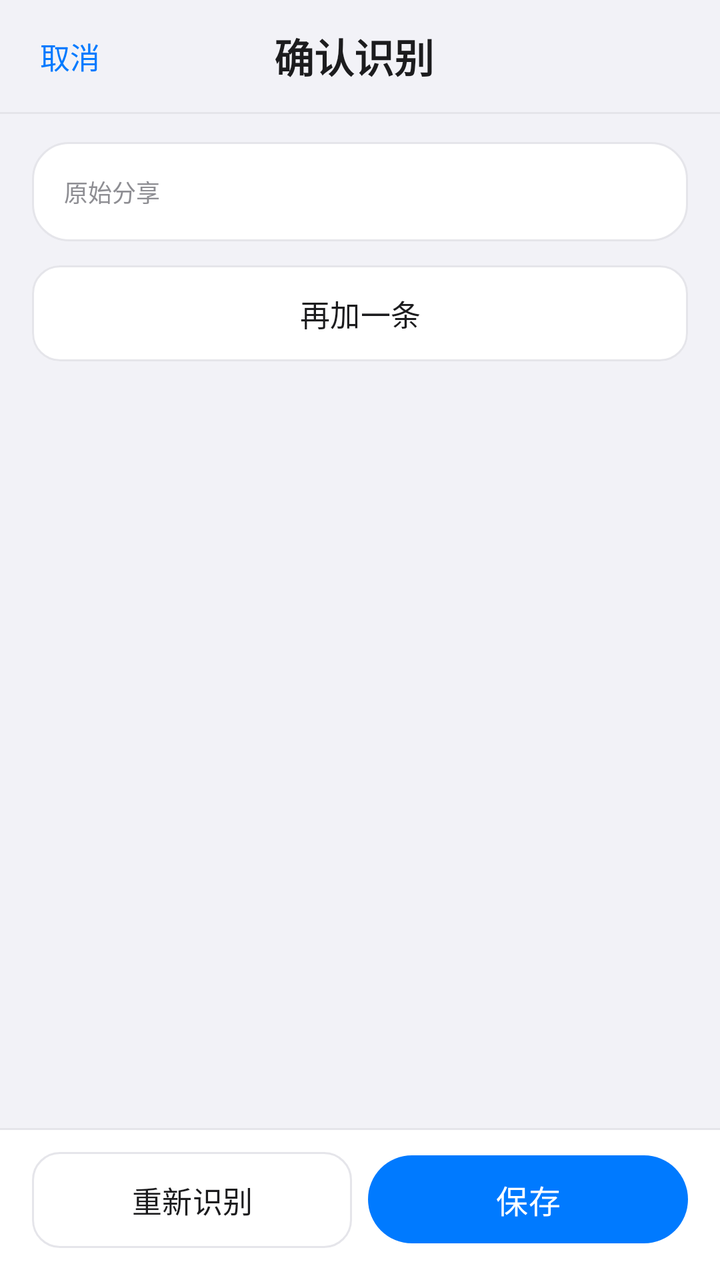
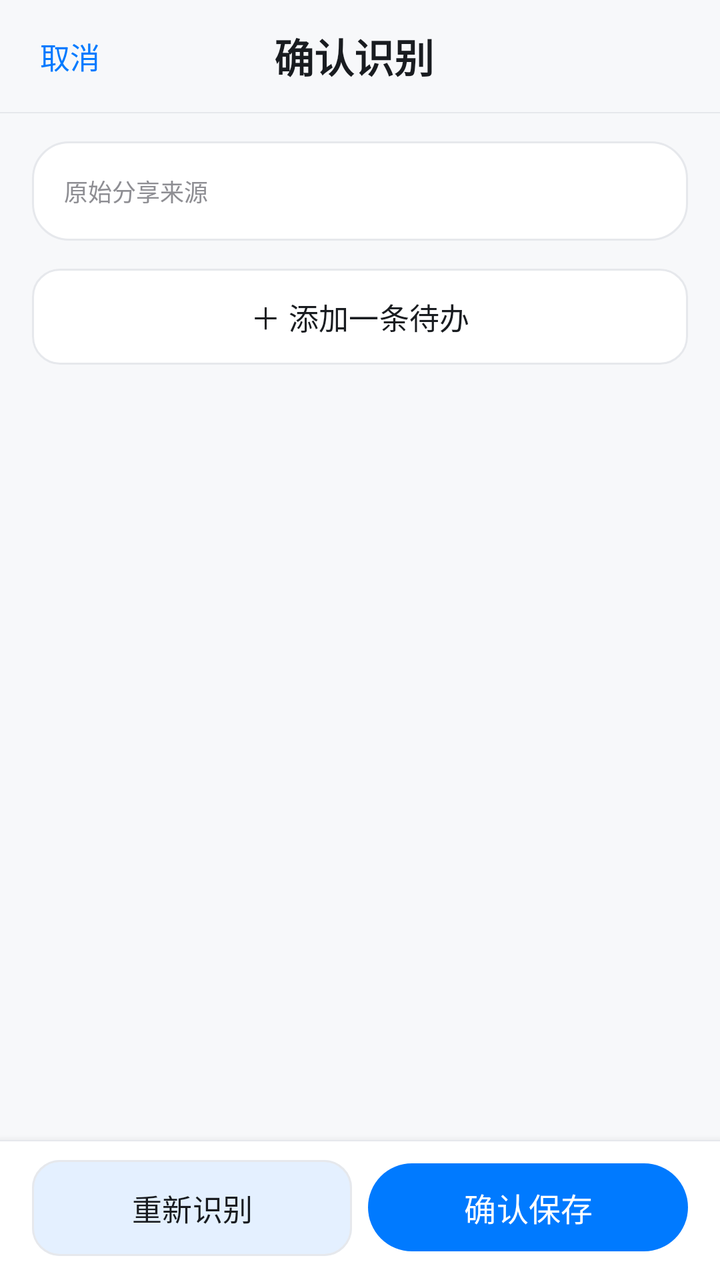

Screens rendered from an Android XML layout before and after an edit, with the pre-edit source and the edit as a unified diff.
<!-- AndroidManifest.xml: application theme Theme.Shiban -->
<!-- res/layout/activity_review.xml -->
<?xml version="1.0" encoding="utf-8"?>
<LinearLayout xmlns:android="http://schemas.android.com/apk/res/android"
    android:layout_width="match_parent"
    android:layout_height="match_parent"
    android:background="@color/paper"
    android:fitsSystemWindows="true"
    android:orientation="vertical">

    <LinearLayout
        android:layout_width="match_parent"
        android:layout_height="56dp"
        android:gravity="center_vertical"
        android:orientation="horizontal"
        android:paddingLeft="8dp"
        android:paddingRight="16dp">

        <TextView
            android:id="@+id/cancel"
            style="@style/ShibanBack"
            android:text="取消" />

        <TextView
            android:id="@+id/title"
            style="@style/ShibanTitle"
            android:layout_width="0dp"
            android:layout_height="wrap_content"
            android:layout_weight="1"
            android:gravity="center"
            android:text="确认识别" />

        <View
            android:layout_width="52dp"
            android:layout_height="1dp" />
    </LinearLayout>

    <View
        android:layout_width="match_parent"
        android:layout_height="1dp"
        android:background="@color/line" />

    <ScrollView
        android:id="@+id/scroll"
        android:layout_width="match_parent"
        android:layout_height="0dp"
        android:layout_weight="1"
        android:fillViewport="true">

        <LinearLayout
            android:layout_width="match_parent"
            android:layout_height="wrap_content"
            android:orientation="vertical"
            android:paddingLeft="16dp"
            android:paddingTop="14dp"
            android:paddingRight="16dp"
            android:paddingBottom="20dp">

            <LinearLayout
                android:id="@+id/sourceCard"
                android:layout_width="match_parent"
                android:layout_height="wrap_content"
                android:background="@drawable/bg_card"
                android:orientation="vertical"
                android:padding="16dp">

                <TextView
                    android:layout_width="wrap_content"
                    android:layout_height="wrap_content"
                    android:text="原始分享"
                    android:textColor="@color/muted"
                    android:textSize="12sp" />

                <HorizontalScrollView
                    android:id="@+id/imageScroll"
                    android:layout_width="match_parent"
                    android:layout_height="wrap_content"
                    android:layout_marginTop="10dp"
                    android:scrollbars="none"
                    android:visibility="gone">

                    <LinearLayout
                        android:id="@+id/imageRow"
                        android:layout_width="wrap_content"
                        android:layout_height="wrap_content"
                        android:orientation="horizontal" />
                </HorizontalScrollView>

                <TextView
                    android:id="@+id/sourceText"
                    android:layout_width="match_parent"
                    android:layout_height="wrap_content"
                    android:layout_marginTop="8dp"
                    android:ellipsize="end"
                    android:lineSpacingExtra="3dp"
                    android:maxLines="6"
                    android:textColor="@color/ink"
                    android:textSize="14sp"
                    android:visibility="gone" />
            </LinearLayout>

            <LinearLayout
                android:id="@+id/loading"
                android:layout_width="match_parent"
                android:layout_height="wrap_content"
                android:layout_marginTop="14dp"
                android:background="@drawable/bg_card"
                android:gravity="center_horizontal"
                android:orientation="vertical"
                android:padding="22dp"
                android:visibility="gone">

                <ProgressBar
                    android:layout_width="wrap_content"
                    android:layout_height="wrap_content" />

                <TextView
                    android:id="@+id/loadingText"
                    android:layout_width="match_parent"
                    android:layout_height="wrap_content"
                    android:layout_marginTop="12dp"
                    android:gravity="center"
                    android:text="正在识别…"
                    android:textColor="@color/ink"
                    android:textSize="16sp"
                    android:textStyle="bold" />

                <TextView
                    android:layout_width="match_parent"
                    android:layout_height="wrap_content"
                    android:layout_marginTop="6dp"
                    android:gravity="center"
                    android:lineSpacingExtra="2dp"
                    android:text="请留在这个页面。看图时可能要几十秒。"
                    android:textColor="@color/muted"
                    android:textSize="13sp" />
            </LinearLayout>

            <TextView
                android:id="@+id/status"
                android:layout_width="match_parent"
                android:layout_height="wrap_content"
                android:layout_marginTop="14dp"
                android:lineSpacingExtra="2dp"
                android:textColor="@color/ink"
                android:textSize="14sp"
                android:visibility="gone" />

            <TextView
                android:id="@+id/error"
                android:layout_width="match_parent"
                android:layout_height="wrap_content"
                android:layout_marginTop="10dp"
                android:background="@drawable/bg_error"
                android:lineSpacingExtra="2dp"
                android:padding="14dp"
                android:textColor="@color/seal_dark"
                android:textSize="13sp"
                android:visibility="gone" />

            <LinearLayout
                android:id="@+id/cards"
                android:layout_width="match_parent"
                android:layout_height="wrap_content"
                android:orientation="vertical" />

            <com.google.android.material.button.MaterialButton
                android:id="@+id/addItem"
                style="@style/Widget.Shiban.Button.Outlined"
                android:layout_width="match_parent"
                android:layout_height="wrap_content"
                android:layout_marginTop="12dp"
                android:text="再加一条" />

            <com.google.android.material.button.MaterialButton
                android:id="@+id/openSettings"
                style="@style/Widget.Shiban.Button.Text"
                android:layout_width="match_parent"
                android:layout_height="wrap_content"
                android:text="去登录"
                android:visibility="gone" />
        </LinearLayout>
    </ScrollView>

    <LinearLayout
        android:layout_width="match_parent"
        android:layout_height="wrap_content"
        android:background="@drawable/bg_bottom"
        android:orientation="horizontal"
        android:paddingLeft="16dp"
        android:paddingTop="12dp"
        android:paddingRight="16dp"
        android:paddingBottom="16dp">

        <com.google.android.material.button.MaterialButton
            android:id="@+id/reparse"
            style="@style/Widget.Shiban.Button.Outlined"
            android:layout_width="0dp"
            android:layout_height="wrap_content"
            android:layout_marginRight="8dp"
            android:layout_weight="1"
            android:text="重新识别" />

        <com.google.android.material.button.MaterialButton
            android:id="@+id/save"
            style="@style/Widget.Shiban.Button"
            android:layout_width="0dp"
            android:layout_height="wrap_content"
            android:layout_weight="1"
            android:text="保存" />
    </LinearLayout>
</LinearLayout>
<!-- resources referenced by this layout -->
<resources>
  <color name="ink">#1C1C1E</color>
  <color name="line">#E5E5EA</color>
  <color name="muted">#8E8E93</color>
  <color name="paper">#F2F2F7</color>
  <color name="seal_dark">#007AFF</color>
  <!-- drawable bg_bottom (drawable) -->
  <?xml version="1.0" encoding="utf-8"?>
  <layer-list xmlns:android="http://schemas.android.com/apk/res/android">
      <item>
          <shape>
              <solid android:color="@color/line" />
          </shape>
      </item>
      <item android:top="1dp">
          <shape>
              <solid android:color="@color/card" />
          </shape>
      </item>
  </layer-list>
  <!-- drawable bg_card (drawable) -->
  <?xml version="1.0" encoding="utf-8"?>
  <shape xmlns:android="http://schemas.android.com/apk/res/android">
      <solid android:color="@color/card" />
      <stroke
          android:width="1dp"
          android:color="@color/line" />
      <corners android:radius="18dp" />
  </shape>
  <!-- drawable bg_error (drawable) -->
  <?xml version="1.0" encoding="utf-8"?>
  <shape xmlns:android="http://schemas.android.com/apk/res/android">
      <solid android:color="#F8F1F0" />
      <corners android:radius="14dp" />
  </shape>
  <style name="ShibanBack">
          <item name="android:layout_width">wrap_content</item>
          <item name="android:layout_height">40dp</item>
          <item name="android:gravity">center</item>
          <item name="android:paddingLeft">12dp</item>
          <item name="android:paddingRight">12dp</item>
          <item name="android:textColor">@color/seal</item>
          <item name="android:textSize">15sp</item>
          <item name="android:background">?attr/selectableItemBackgroundBorderless</item>
      </style>
  <style name="ShibanTitle">
          <item name="android:textColor">@color/ink</item>
          <item name="android:textSize">20sp</item>
          <item name="android:textStyle">bold</item>
          <item name="android:fontFamily">sans-serif-medium</item>
      </style>
  <style name="Widget.Shiban.Button" parent="Widget.Material3.Button">
          <item name="cornerRadius">22dp</item>
          <item name="android:textAllCaps">false</item>
          <item name="android:textSize">16sp</item>
          <item name="android:minHeight">44dp</item>
          <item name="android:insetTop">0dp</item>
          <item name="android:insetBottom">0dp</item>
          <item name="backgroundTint">@color/seal</item>
          <item name="android:textColor">@color/card</item>
          <item name="elevation">0dp</item>
          <item name="android:stateListAnimator">@null</item>
      </style>
  <style name="Widget.Shiban.Button.Outlined" parent="Widget.Material3.Button.OutlinedButton">
          <item name="cornerRadius">14dp</item>
          <item name="android:textAllCaps">false</item>
          <item name="android:textSize">15sp</item>
          <item name="android:minHeight">48dp</item>
          <item name="android:insetTop">0dp</item>
          <item name="android:insetBottom">0dp</item>
          <item name="strokeColor">@color/line</item>
          <item name="strokeWidth">1dp</item>
          <item name="android:textColor">@color/ink</item>
          <item name="backgroundTint">@color/card</item>
          <item name="elevation">0dp</item>
      </style>
  <style name="Widget.Shiban.Button.Text" parent="Widget.Material3.Button.TextButton">
          <item name="android:textAllCaps">false</item>
          <item name="android:textColor">@color/seal</item>
          <item name="android:textSize">14sp</item>
          <item name="android:minHeight">44dp</item>
          <item name="android:insetTop">0dp</item>
          <item name="android:insetBottom">0dp</item>
      </style>
  <color name="card">#FFFFFF</color>
  <color name="seal">#007AFF</color>
  <color name="moss">#3E6B54</color>
  <!-- unchanged entries left out for length: 1 -->
</resources>

<!-- the commit's change to res/layout/activity_review.xml (unified diff, before → after) -->
@@ -6,6 +6,7 @@
     android:fitsSystemWindows="true"
     android:orientation="vertical">
 
+    
     <LinearLayout
         android:layout_width="match_parent"
         android:layout_height="56dp"
@@ -35,7 +36,7 @@
 
     <View
         android:layout_width="match_parent"
-        android:layout_height="1dp"
+        android:layout_height="0.8dp"
         android:background="@color/line" />
 
     <ScrollView
@@ -43,7 +44,8 @@
         android:layout_width="match_parent"
         android:layout_height="0dp"
         android:layout_weight="1"
-        android:fillViewport="true">
+        android:fillViewport="true"
+        android:overScrollMode="never">
 
         <LinearLayout
             android:layout_width="match_parent"
@@ -52,8 +54,9 @@
             android:paddingLeft="16dp"
             android:paddingTop="14dp"
             android:paddingRight="16dp"
-            android:paddingBottom="20dp">
-
+            android:paddingBottom="24dp">
+
+            
             <LinearLayout
                 android:id="@+id/sourceCard"
                 android:layout_width="match_parent"
@@ -63,11 +66,9 @@
                 android:padding="16dp">
 
                 <TextView
-                    android:layout_width="wrap_content"
-                    android:layout_height="wrap_content"
-                    android:text="原始分享"
-                    android:textColor="@color/muted"
-                    android:textSize="12sp" />
+                    style="@style/ShibanLabel"
+                    android:layout_marginTop="0dp"
+                    android:text="原始分享来源" />
 
                 <HorizontalScrollView
                     android:id="@+id/imageScroll"
@@ -97,6 +98,7 @@
                     android:visibility="gone" />
             </LinearLayout>
 
+            
             <LinearLayout
                 android:id="@+id/loading"
                 android:layout_width="match_parent"
@@ -105,20 +107,22 @@
                 android:background="@drawable/bg_card"
                 android:gravity="center_horizontal"
                 android:orientation="vertical"
-                android:padding="22dp"
+                android:padding="28dp"
                 android:visibility="gone">
 
                 <ProgressBar
-                    android:layout_width="wrap_content"
-                    android:layout_height="wrap_content" />
+                    android:layout_width="36dp"
+                    android:layout_height="36dp"
+                    android:indeterminateTint="@color/seal" />
 
                 <TextView
                     android:id="@+id/loadingText"
                     android:layout_width="match_parent"
                     android:layout_height="wrap_content"
-                    android:layout_marginTop="12dp"
+                    android:layout_marginTop="16dp"
+                    android:fontFamily="sans-serif-medium"
                     android:gravity="center"
-                    android:text="正在识别…"
+                    android:text="正在智能识别待办…"
                     android:textColor="@color/ink"
                     android:textSize="16sp"
                     android:textStyle="bold" />
@@ -129,7 +133,7 @@
                     android:layout_marginTop="6dp"
                     android:gravity="center"
                     android:lineSpacingExtra="2dp"
-                    android:text="请留在这个页面。看图时可能要几十秒。"
+                    android:text="大模型正在分析时间、地点与事项内容，请稍候…"
                     android:textColor="@color/muted"
                     android:textSize="13sp" />
             </LinearLayout>
@@ -149,13 +153,14 @@
                 android:layout_width="match_parent"
                 android:layout_height="wrap_content"
                 android:layout_marginTop="10dp"
-                android:background="@drawable/bg_error"
+                android:background="@drawable/bg_card"
                 android:lineSpacingExtra="2dp"
                 android:padding="14dp"
-                android:textColor="@color/seal_dark"
+                android:textColor="@color/danger"
                 android:textSize="13sp"
                 android:visibility="gone" />
 
+            
             <LinearLayout
                 android:id="@+id/cards"
                 android:layout_width="match_parent"
@@ -167,35 +172,38 @@
                 style="@style/Widget.Shiban.Button.Outlined"
                 android:layout_width="match_parent"
                 android:layout_height="wrap_content"
-                android:layout_marginTop="12dp"
-                android:text="再加一条" />
+                android:layout_marginTop="14dp"
+                android:text="＋ 添加一条待办" />
 
             <com.google.android.material.button.MaterialButton
                 android:id="@+id/openSettings"
                 style="@style/Widget.Shiban.Button.Text"
                 android:layout_width="match_parent"
                 android:layout_height="wrap_content"
-                android:text="去登录"
+                android:layout_marginTop="4dp"
+                android:text="去登录识办账号"
                 android:visibility="gone" />
         </LinearLayout>
     </ScrollView>
 
+    
     <LinearLayout
         android:layout_width="match_parent"
         android:layout_height="wrap_content"
-        android:background="@drawable/bg_bottom"
+        android:background="@drawable/bg_dock"
+        android:elevation="6dp"
         android:orientation="horizontal"
         android:paddingLeft="16dp"
-        android:paddingTop="12dp"
+        android:paddingTop="10dp"
         android:paddingRight="16dp"
-        android:paddingBottom="16dp">
+        android:paddingBottom="12dp">
 
         <com.google.android.material.button.MaterialButton
             android:id="@+id/reparse"
             style="@style/Widget.Shiban.Button.Outlined"
             android:layout_width="0dp"
             android:layout_height="wrap_content"
-            android:layout_marginRight="8dp"
+            android:layout_marginEnd="8dp"
             android:layout_weight="1"
             android:text="重新识别" />
 
@@ -205,6 +213,6 @@
             android:layout_width="0dp"
             android:layout_height="wrap_content"
             android:layout_weight="1"
-            android:text="保存" />
+            android:text="确认保存" />
     </LinearLayout>
 </LinearLayout>
<!-- resource entries referenced after the edit -->
@@ -1,24 +1,10 @@
 <!-- resources referenced by this layout -->
 <resources>
-  <color name="ink">#1C1C1E</color>
-  <color name="line">#E5E5EA</color>
+  <color name="danger">#FF3B30</color>
+  <color name="ink">#191C20</color>
+  <color name="line">#E6E8EC</color>
   <color name="muted">#8E8E93</color>
-  <color name="paper">#F2F2F7</color>
-  <color name="seal_dark">#007AFF</color>
-  <!-- drawable bg_bottom (drawable) -->
-  <?xml version="1.0" encoding="utf-8"?>
-  <layer-list xmlns:android="http://schemas.android.com/apk/res/android">
-      <item>
-          <shape>
-              <solid android:color="@color/line" />
-          </shape>
-      </item>
-      <item android:top="1dp">
-          <shape>
-              <solid android:color="@color/card" />
-          </shape>
-      </item>
-  </layer-list>
+  <color name="paper">#F7F8FA</color>
   <!-- drawable bg_card (drawable) -->
   <?xml version="1.0" encoding="utf-8"?>
   <shape xmlns:android="http://schemas.android.com/apk/res/android">
@@ -28,12 +14,20 @@
           android:color="@color/line" />
       <corners android:radius="18dp" />
   </shape>
-  <!-- drawable bg_error (drawable) -->
+  <!-- drawable bg_dock (drawable) -->
   <?xml version="1.0" encoding="utf-8"?>
-  <shape xmlns:android="http://schemas.android.com/apk/res/android">
-      <solid android:color="#F8F1F0" />
-      <corners android:radius="14dp" />
-  </shape>
+  <layer-list xmlns:android="http://schemas.android.com/apk/res/android">
+      <item>
+          <shape>
+              <solid android:color="@color/line" />
+          </shape>
+      </item>
+      <item android:top="0.8dp">
+          <shape>
+              <solid android:color="@color/card" />
+          </shape>
+      </item>
+  </layer-list>
   <style name="ShibanBack">
           <item name="android:layout_width">wrap_content</item>
           <item name="android:layout_height">40dp</item>
@@ -43,6 +37,13 @@
           <item name="android:textColor">@color/seal</item>
           <item name="android:textSize">15sp</item>
           <item name="android:background">?attr/selectableItemBackgroundBorderless</item>
+      </style>
+  <style name="ShibanLabel">
+          <item name="android:layout_width">wrap_content</item>
+          <item name="android:layout_height">wrap_content</item>
+          <item name="android:layout_marginTop">14dp</item>
+          <item name="android:textColor">@color/muted</item>
+          <item name="android:textSize">12sp</item>
       </style>
   <style name="ShibanTitle">
           <item name="android:textColor">@color/ink</item>
@@ -85,7 +86,7 @@
       </style>
   <color name="card">#FFFFFF</color>
   <color name="seal">#007AFF</color>
-  <color name="moss">#3E6B54</color>
+  <color name="moss">#34C759</color>
   <!-- unchanged entries left out for length: 1 -->
 </resources>
 
